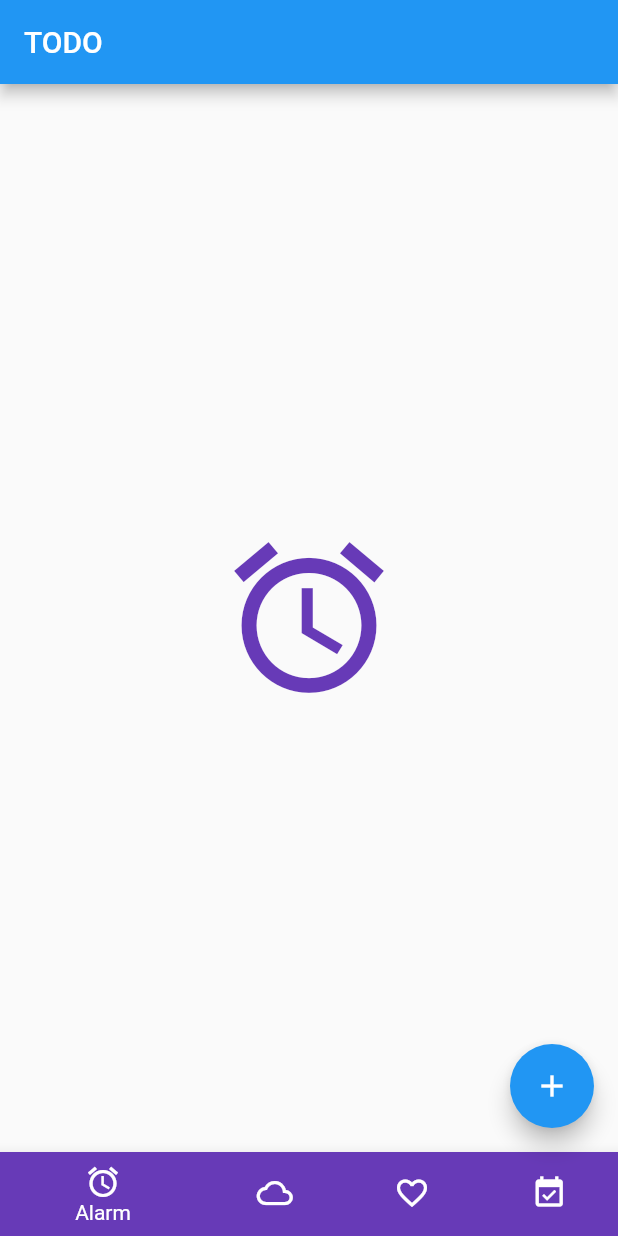
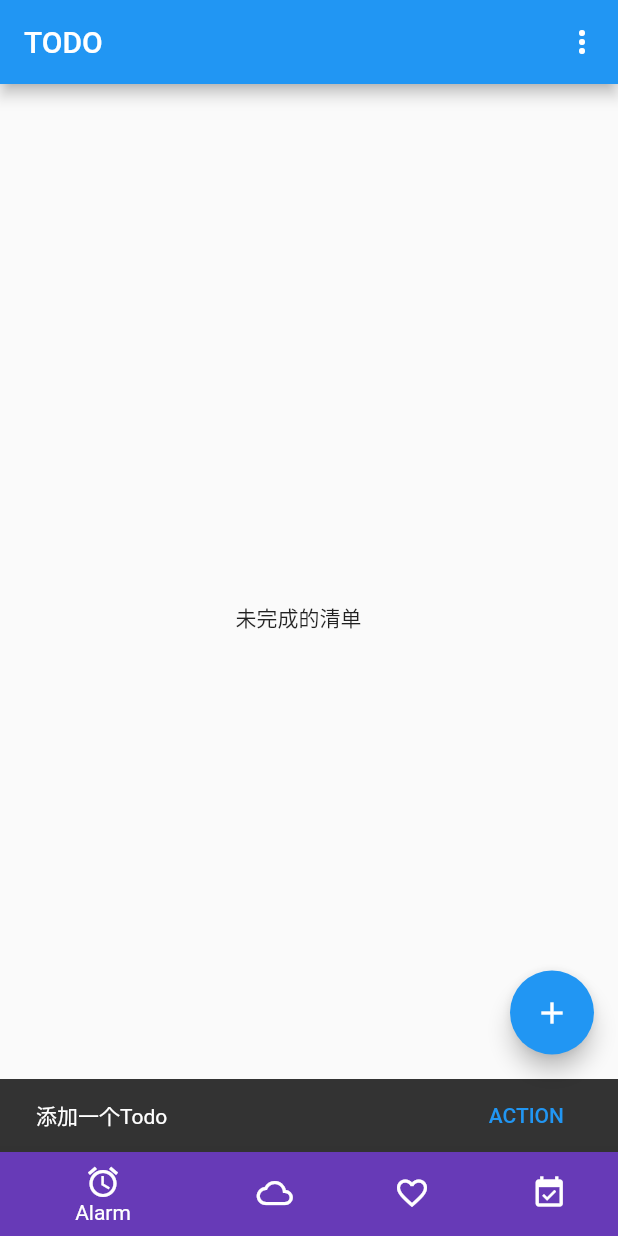
Before and after one commit to anran919/Todo, a Flutter app: the screen it shows after launch, after a tap on the "add" icon, on a phone screen of 412 x 824 dp. Run offline on Flutter 3.47's test engine with Material 2 defaults, Android fonts, the phone set to English and light mode, and no system bars.

Commit message:
界面的基本框架搭建

```diff
--- a/lib/main.dart
+++ b/lib/main.dart
@@ -1,4 +1,7 @@
 import 'package:flutter/material.dart';
+import 'package:flutter_todolist/page/TodoPage.dart';
+import 'package:flutter_todolist/page/DonePage.dart';
+import 'package:flutter_todolist/view/NavigationIconView.dart';
 
 void main() {
   runApp(new MyApp());
@@ -24,11 +27,13 @@ class HomePage extends StatefulWidget {
 class _HomePageState extends State<HomePage> with TickerProviderStateMixin {
   int _currentIndex = 0;
   List<NavigationIconView> _navigationViews;
+  List<Widget> pages;
   BottomNavigationBarType _type = BottomNavigationBarType.shifting;
 
   @override
   void initState() {
     super.initState();
+    pages = [new TodoPage(), new DonePage(), new TodoPage(), new DonePage()];
     _navigationViews = <NavigationIconView>[
       NavigationIconView(
         icon: const Icon(Icons.access_alarm),
@@ -72,6 +77,7 @@ class _HomePageState extends State<HomePage> with TickerProviderStateMixin {
 
   @override
   Widget build(BuildContext context) {
+    // 底部导航栏
     final BottomNavigationBar botNavBar = BottomNavigationBar(
       items: _navigationViews
           .map<BottomNavigationBarItem>(
@@ -81,111 +87,108 @@ class _HomePageState extends State<HomePage> with TickerProviderStateMixin {
       type: _type,
       onTap: (int index) {
         setState(() {
-          _navigationViews[_currentIndex].controller.reverse();
+//          _navigationViews[_currentIndex].controller.reverse();
+//          _currentIndex = index;
+//          _navigationViews[_currentIndex].controller.forward();
           _currentIndex = index;
-          _navigationViews[_currentIndex].controller.forward();
         });
       },
     );
     return new Scaffold(
-      appBar: new AppBar(
-        title: new Text('TODO'),
-      ),
+      appBar: _homeAppBar(),
       body: new Center(
         child: _buildTransitionsStack(),
       ),
       bottomNavigationBar: botNavBar,
-      floatingActionButton: new FloatingActionButton(
-        onPressed: () {},
-        tooltip: '添加',
-        child: new Icon(Icons.add),
-      ),
+      floatingActionButton: _floatingActionButton(),
     );
   }
 
+  // 内容显示按钮
   Widget _buildTransitionsStack() {
-    final List<FadeTransition> transitions = <FadeTransition>[];
+//    final List<FadeTransition> transitions = <FadeTransition>[];
+//
+//    for (NavigationIconView view in _navigationViews)
+//      transitions.add(view.transition(_type, context));
+//
+//    // We want to have the newly animating (fading in) views on top.
+//    transitions.sort((FadeTransition a, FadeTransition b) {
+//      final Animation<double> aAnimation = a.opacity;
+//      final Animation<double> bAnimation = b.opacity;
+//      final double aValue = aAnimation.value;
+//      final double bValue = bAnimation.value;
+//      return aValue.compareTo(bValue);
+//    });
 
-    for (NavigationIconView view in _navigationViews)
-      transitions.add(view.transition(_type, context));
-
-    // We want to have the newly animating (fading in) views on top.
-    transitions.sort((FadeTransition a, FadeTransition b) {
-      final Animation<double> aAnimation = a.opacity;
-      final Animation<double> bAnimation = b.opacity;
-      final double aValue = aAnimation.value;
-      final double bValue = bAnimation.value;
-      return aValue.compareTo(bValue);
-    });
-
-    return Stack(children: transitions);
-  }
-}
-
-class NavigationIconView {
-  NavigationIconView({
-    Widget icon,
-    Widget activeIcon,
-    String title,
-    Color color,
-    TickerProvider vsync,
-  })  : _icon = icon,
-        _color = color,
-        _title = title,
-        item = BottomNavigationBarItem(
-          icon: icon,
-          activeIcon: activeIcon,
-          title: Text(title),
-          backgroundColor: color,
-        ),
-        controller = AnimationController(
-          duration: kThemeAnimationDuration,
-          vsync: vsync,
-        ) {
-    _animation = controller.drive(CurveTween(
-      curve: const Interval(0.5, 1.0, curve: Curves.fastOutSlowIn),
-    ));
+    return IndexedStack(
+      children: <Widget>[
+        new TodoPage(),
+        new DonePage(),
+        new TodoPage(),
+        new DonePage()
+      ],
+      index: _currentIndex,
+    );
   }
 
-  final Widget _icon;
-  final Color _color;
-  final String _title;
-  final BottomNavigationBarItem item;
-  final AnimationController controller;
-  Animation<double> _animation;
+  // 添加按钮
+  Widget _floatingActionButton() {
+    return new Builder(builder: (BuildContext context) {
+      return FloatingActionButton(
+        onPressed: () {
+          Scaffold.of(context).showSnackBar(SnackBar(
+            content: Text('添加一个Todo'),
+            action: SnackBarAction(
+                label: 'ACTION',
+                onPressed: () {
+                  Scaffold.of(context).showSnackBar(
+                      SnackBar(content: Text('You pressed snackbar action.')));
+                }),
+          ));
+        },
+        tooltip: '添加',
+        child: new Icon(Icons.add),
+      );
+    });
+  }
 
-  FadeTransition transition(
-      BottomNavigationBarType type, BuildContext context) {
-    Color iconColor;
-    if (type == BottomNavigationBarType.shifting) {
-      iconColor = _color;
-    } else {
-      final ThemeData themeData = Theme.of(context);
-      iconColor = themeData.brightness == Brightness.light
-          ? themeData.primaryColor
-          : themeData.accentColor;
-    }
+  Widget _homeAppBar() {
+    return new AppBar(
+      title: const Text('TODO'),
+      actions: <Widget>[
+        PopupMenuButton(
+          itemBuilder: (BuildContext context) {
+            return <PopupMenuItem>[
+              new PopupMenuItem(
+                child: new Text('Setting'),
+              ),
+              new PopupMenuItem(
+                child: new Text('Share'),
+              ),
+            ];
+          },
+          onSelected: (index) {},
+        )
 
-    return FadeTransition(
-      opacity: _animation,
-      child: SlideTransition(
-        position: _animation.drive(
-          Tween<Offset>(
-            begin: const Offset(0.0, 0.02), // Slightly down.
-            end: Offset.zero,
-          ),
-        ),
-        child: IconTheme(
-          data: IconThemeData(
-            color: iconColor,
-            size: 120.0,
-          ),
-          child: Semantics(
-            label: 'Placeholder for $_title tab',
-            child: _icon,
-          ),
-        ),
-      ),
+        /// 修改底部导航栏的样式
+//        PopupMenuButton<BottomNavigationBarType>(
+//          onSelected: (BottomNavigationBarType value) {
+//            setState(() {
+//              _type = value;
+//            });
+//          },
+//          itemBuilder: (BuildContext context) => <PopupMenuItem<BottomNavigationBarType>>[
+//            const PopupMenuItem<BottomNavigationBarType>(
+//              value: BottomNavigationBarType.fixed,
+//              child: Text('Fixed'),
+//            ),
+//            const PopupMenuItem<BottomNavigationBarType>(
+//              value: BottomNavigationBarType.shifting,
+//              child: Text('Shifting'),
+//            )
+//          ],
+//        )
+      ],
     );
   }
 }
--- /dev/null
+++ b/lib/page/DonePage.dart
@@ -0,0 +1,12 @@
+import 'package:flutter/material.dart';
+
+/// 已经完成的清单
+class DonePage extends StatelessWidget{
+  @override
+  Widget build(BuildContext context) {
+
+    return new Container(
+      child: new Text('已经完成的清单'),
+    );
+  }
+}
--- /dev/null
+++ b/lib/page/TodoPage.dart
@@ -0,0 +1,12 @@
+import 'package:flutter/material.dart';
+
+///未完成的清单
+class TodoPage  extends StatelessWidget{
+  @override
+  Widget build(BuildContext context) {
+    return new Container(
+      child: new Text('未完成的清单'),
+    );
+  }
+
+}
--- /dev/null
+++ b/lib/view/NavigationIconView.dart
@@ -0,0 +1,69 @@
+import 'package:flutter/material.dart';
+
+class NavigationIconView {
+  NavigationIconView({
+    Widget icon,
+    Widget activeIcon,
+    String title,
+    Color color,
+    TickerProvider vsync,
+  })  : _icon = icon,
+        _color = color,
+        _title = title,
+        item = BottomNavigationBarItem(
+          icon: icon,
+          activeIcon: activeIcon,
+          title: Text(title),
+          backgroundColor: color,
+        ),
+        controller = AnimationController(
+          duration: kThemeAnimationDuration,
+          vsync: vsync,
+        ) {
+    _animation = controller.drive(CurveTween(
+      curve: const Interval(0.5, 1.0, curve: Curves.fastOutSlowIn),
+    ));
+  }
+
+  final Widget _icon;
+  final Color _color;
+  final String _title;
+  final BottomNavigationBarItem item;
+  final AnimationController controller;
+  Animation<double> _animation;
+
+  FadeTransition transition(
+      BottomNavigationBarType type, BuildContext context) {
+    Color iconColor;
+    if (type == BottomNavigationBarType.shifting) {
+      iconColor = _color;
+    } else {
+      final ThemeData themeData = Theme.of(context);
+      iconColor = themeData.brightness == Brightness.light
+          ? themeData.primaryColor
+          : themeData.accentColor;
+    }
+
+    return FadeTransition(
+      opacity: _animation,
+      child: SlideTransition(
+        position: _animation.drive(
+          Tween<Offset>(
+            begin: const Offset(0.0, 0.02), // Slightly down.
+            end: Offset.zero,
+          ),
+        ),
+        child: IconTheme(
+          data: IconThemeData(
+            color: iconColor,
+            size: 120.0,
+          ),
+          child: Semantics(
+            label: 'Placeholder for $_title tab',
+            child: _icon,
+          ),
+        ),
+      ),
+    );
+  }
+}
```
